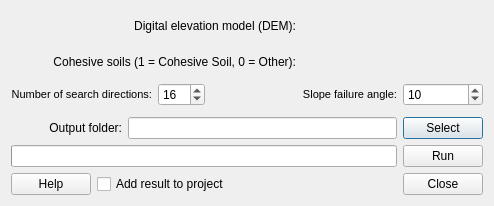
This is psf_dialog_base.ui in biglimp/PotentialSlopeFailure as Qt 5 draws it before an edit. The edited form follows.
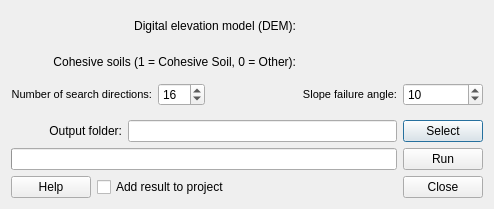
This is the edited form.

The edit to the form file:
```diff
--- a/psf_dialog_base.ui
+++ b/psf_dialog_base.ui
@@ -7,7 +7,7 @@
     <x>0</x>
     <y>0</y>
     <width>494</width>
-    <height>206</height>
+    <height>209</height>
    </rect>
   </property>
   <property name="windowTitle">
```
